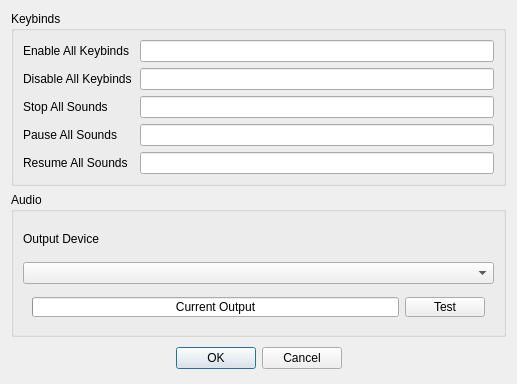
Old version of the form dialogsettings.ui in the repository defaultsamson/Soundboard.
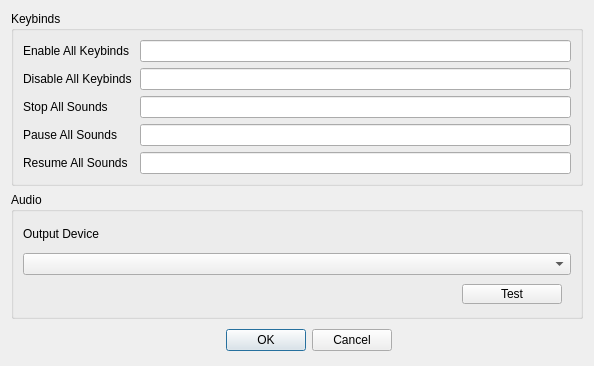
New version of the form. Custom widgets are drawn as their Qt base class.

Commit message: Made nice display for audio level

```diff
--- a/dialogsettings.ui
+++ b/dialogsettings.ui
@@ -6,8 +6,8 @@
    <rect>
     <x>0</x>
     <y>0</y>
-    <width>517</width>
-    <height>384</height>
+    <width>594</width>
+    <height>366</height>
    </rect>
   </property>
   <property name="windowTitle">
@@ -186,26 +186,20 @@
           <number>0</number>
          </property>
          <item>
-          <widget class="QProgressBar" name="outputBar">
+          <widget class="WidgetAudio" name="outputBar" native="true">
            <property name="maximumSize">
             <size>
              <width>16777215</width>
              <height>20</height>
             </size>
            </property>
-           <property name="value">
-            <number>0</number>
-           </property>
-           <property name="format">
-            <string>Current Output</string>
-           </property>
           </widget>
          </item>
          <item>
           <widget class="QPushButton" name="pushButtonOutput">
            <property name="maximumSize">
             <size>
-             <width>16777215</width>
+             <width>100</width>
              <height>20</height>
             </size>
            </property>
@@ -285,6 +279,12 @@
    <extends>QLineEdit</extends>
    <header>widgetkeybind.h</header>
   </customwidget>
+  <customwidget>
+   <class>WidgetAudio</class>
+   <extends>QWidget</extends>
+   <header>widgetaudio.h</header>
+   <container>1</container>
+  </customwidget>
  </customwidgets>
  <resources/>
  <connections/>
```
The commit also changes 6 other files.
